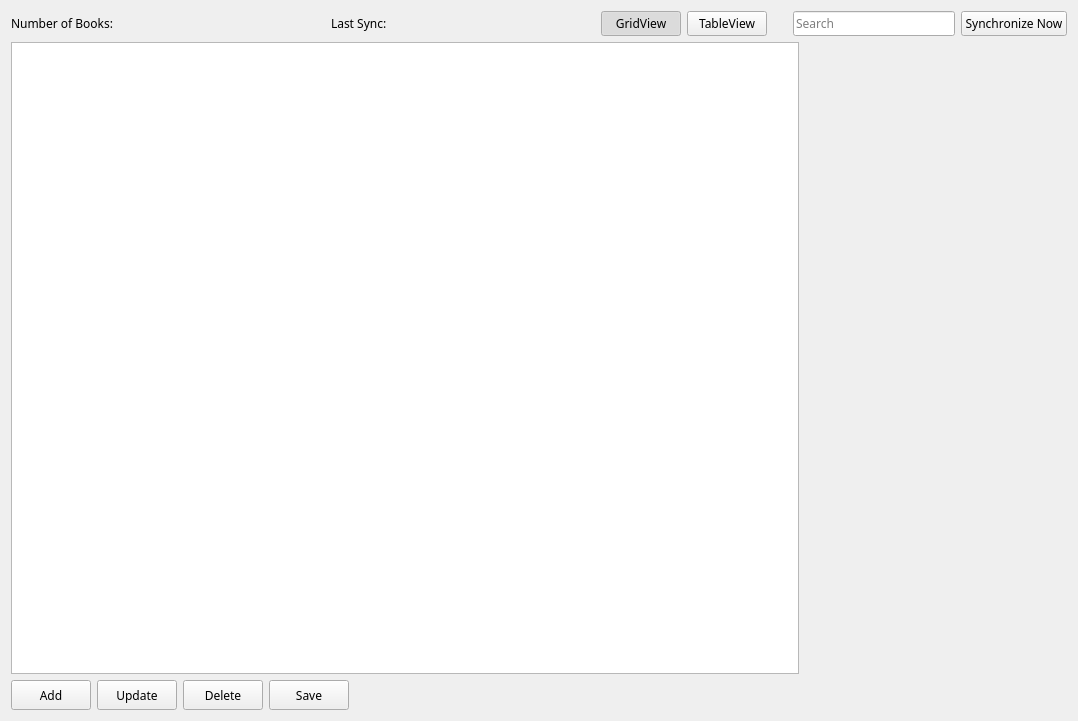
The window that src/forms/booksection.ui (yunag/QLibraryManagementSystem) describes before a commit, drawn with Qt 5.
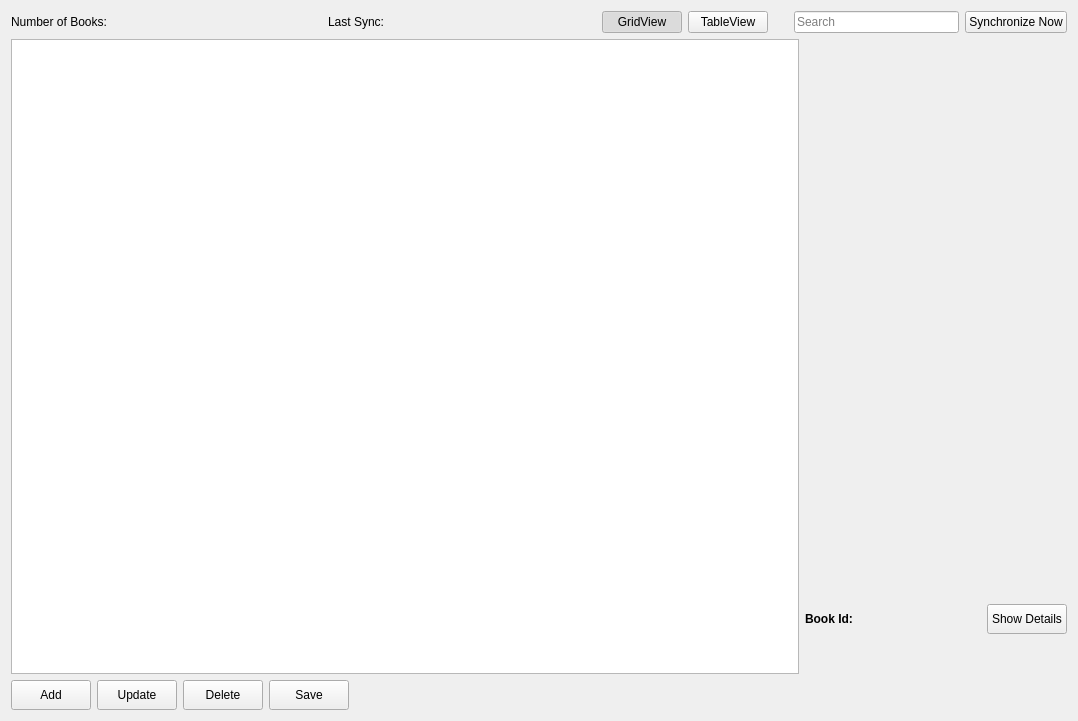
The same window after the commit. The open tabs and pages were chosen to show the change. Icons and pictures are not drawn. Custom widgets are drawn as their Qt base class.

Diff of the .ui file:
```diff
--- a/src/forms/booksection.ui
+++ b/src/forms/booksection.ui
@@ -19,7 +19,7 @@
   <property name="windowTitle">
    <string>Form</string>
   </property>
-  <layout class="QVBoxLayout" name="verticalLayout">
+  <layout class="QVBoxLayout" name="verticalLayout_3">
    <item>
     <layout class="QHBoxLayout" name="horizontalLayout">
      <item>
@@ -30,11 +30,6 @@
          <verstretch>0</verstretch>
         </sizepolicy>
        </property>
-       <property name="font">
-        <font>
-         <family>Montserrat</family>
-        </font>
-       </property>
        <property name="text">
         <string>Number of Books: </string>
        </property>
@@ -51,11 +46,6 @@
          <verstretch>0</verstretch>
         </sizepolicy>
        </property>
-       <property name="font">
-        <font>
-         <family>Montserrat</family>
-        </font>
-       </property>
        <property name="text">
         <string>&lt;count&gt;</string>
        </property>
@@ -66,11 +56,6 @@
      </item>
      <item>
       <spacer name="horizontalSpacer_2">
-       <property name="font">
-        <font>
-         <family>Segoe Fluent Icons</family>
-        </font>
-       </property>
        <property name="orientation">
         <enum>Qt::Horizontal</enum>
        </property>
@@ -93,11 +78,6 @@
          <verstretch>0</verstretch>
         </sizepolicy>
        </property>
-       <property name="font">
-        <font>
-         <family>Montserrat</family>
-        </font>
-       </property>
        <property name="text">
         <string>Last Sync:</string>
        </property>
@@ -114,11 +94,6 @@
          <verstretch>0</verstretch>
         </sizepolicy>
        </property>
-       <property name="font">
-        <font>
-         <family>Montserrat</family>
-        </font>
-       </property>
        <property name="text">
         <string>&lt;sync datetime&gt;</string>
        </property>
@@ -129,11 +104,6 @@
      </item>
      <item>
       <spacer name="horizontalSpacer">
-       <property name="font">
-        <font>
-         <family>Segoe Fluent Icons</family>
-        </font>
-       </property>
        <property name="orientation">
         <enum>Qt::Horizontal</enum>
        </property>
@@ -150,11 +120,6 @@
      </item>
      <item>
       <widget class="QPushButton" name="gridViewButton">
-       <property name="font">
-        <font>
-         <family>Montserrat</family>
-        </font>
-       </property>
        <property name="text">
         <string>GridView</string>
        </property>
@@ -171,14 +136,19 @@
      </item>
      <item>
       <widget class="QPushButton" name="tableViewButton">
-       <property name="font">
-        <font>
-         <family>Montserrat</family>
-        </font>
-       </property>
        <property name="text">
         <string>TableView</string>
        </property>
+       <property name="icon">
+        <iconset resource="../../resources/resource.qrc">
+         <normaloff>:/icons/table.svg</normaloff>:/icons/table.svg</iconset>
+       </property>
+       <property name="iconSize">
+        <size>
+         <width>16</width>
+         <height>16</height>
+        </size>
+       </property>
        <property name="checkable">
         <bool>true</bool>
        </property>
@@ -208,11 +178,6 @@
      </item>
      <item>
       <widget class="QLineEdit" name="searchLineEdit">
-       <property name="font">
-        <font>
-         <family>Montserrat</family>
-        </font>
-       </property>
        <property name="placeholderText">
         <string>Search</string>
        </property>
@@ -229,11 +194,6 @@
          <verstretch>0</verstretch>
         </sizepolicy>
        </property>
-       <property name="font">
-        <font>
-         <family>Montserrat</family>
-        </font>
-       </property>
        <property name="text">
         <string>Synchronize Now</string>
        </property>
@@ -346,14 +306,108 @@
         </widget>
        </item>
        <item>
-        <widget class="AspectRatioLabel" name="bookCover">
-         <property name="text">
-          <string/>
-         </property>
-         <property name="pixmap">
-          <pixmap resource="../../resources/resource.qrc">:/images/DefaultBookCover.jpg</pixmap>
-         </property>
-        </widget>
+        <layout class="QVBoxLayout" name="verticalLayout">
+         <item>
+          <widget class="AspectRatioLabel" name="bookCover">
+           <property name="text">
+            <string/>
+           </property>
+           <property name="pixmap">
+            <pixmap resource="../../resources/resource.qrc">:/images/DefaultBookCover.jpg</pixmap>
+           </property>
+           <property name="alignment">
+            <set>Qt::AlignCenter</set>
+           </property>
+          </widget>
+         </item>
+         <item>
+          <spacer name="verticalSpacer_2">
+           <property name="orientation">
+            <enum>Qt::Vertical</enum>
+           </property>
+           <property name="sizeType">
+            <enum>QSizePolicy::Expanding</enum>
+           </property>
+           <property name="sizeHint" stdset="0">
+            <size>
+             <width>20</width>
+             <height>0</height>
+            </size>
+           </property>
+          </spacer>
+         </item>
+         <item>
+          <layout class="QHBoxLayout" name="horizontalLayout_3">
+           <property name="leftMargin">
+            <number>0</number>
+           </property>
+           <property name="rightMargin">
+            <number>0</number>
+           </property>
+           <item>
+            <widget class="QLabel" name="label">
+             <property name="font">
+              <font>
+               <bold>true</bold>
+              </font>
+             </property>
+             <property name="text">
+              <string>Book Id:  </string>
+             </property>
+            </widget>
+           </item>
+           <item>
+            <widget class="QLabel" name="bookId">
+             <property name="text">
+              <string>&lt;Book Id&gt;</string>
+             </property>
+            </widget>
+           </item>
+           <item>
+            <spacer name="horizontalSpacer_5">
+             <property name="orientation">
+              <enum>Qt::Horizontal</enum>
+             </property>
+             <property name="sizeHint" stdset="0">
+              <size>
+               <width>40</width>
+               <height>20</height>
+              </size>
+             </property>
+            </spacer>
+           </item>
+           <item>
+            <widget class="QPushButton" name="showDetailsButton">
+             <property name="minimumSize">
+              <size>
+               <width>0</width>
+               <height>30</height>
+              </size>
+             </property>
+             <property name="text">
+              <string>Show Details</string>
+             </property>
+            </widget>
+           </item>
+          </layout>
+         </item>
+         <item>
+          <spacer name="verticalSpacer">
+           <property name="orientation">
+            <enum>Qt::Vertical</enum>
+           </property>
+           <property name="sizeType">
+            <enum>QSizePolicy::Fixed</enum>
+           </property>
+           <property name="sizeHint" stdset="0">
+            <size>
+             <width>20</width>
+             <height>40</height>
+            </size>
+           </property>
+          </spacer>
+         </item>
+        </layout>
        </item>
       </layout>
      </widget>
@@ -375,11 +429,6 @@
          <height>30</height>
         </size>
        </property>
-       <property name="font">
-        <font>
-         <family>Montserrat</family>
-        </font>
-       </property>
        <property name="text">
         <string>Add</string>
        </property>
@@ -393,11 +442,6 @@
          <height>30</height>
         </size>
        </property>
-       <property name="font">
-        <font>
-         <family>Montserrat</family>
-        </font>
-       </property>
        <property name="styleSheet">
         <string notr="true"/>
        </property>
@@ -414,11 +458,6 @@
          <height>30</height>
         </size>
        </property>
-       <property name="font">
-        <font>
-         <family>Montserrat</family>
-        </font>
-       </property>
        <property name="text">
         <string>Delete</string>
        </property>
@@ -432,11 +471,6 @@
          <height>30</height>
         </size>
        </property>
-       <property name="font">
-        <font>
-         <family>Montserrat</family>
-        </font>
-       </property>
        <property name="text">
         <string>Save</string>
        </property>
```
Left out of the diff: 7 changed lines with no effect on the pictures.
